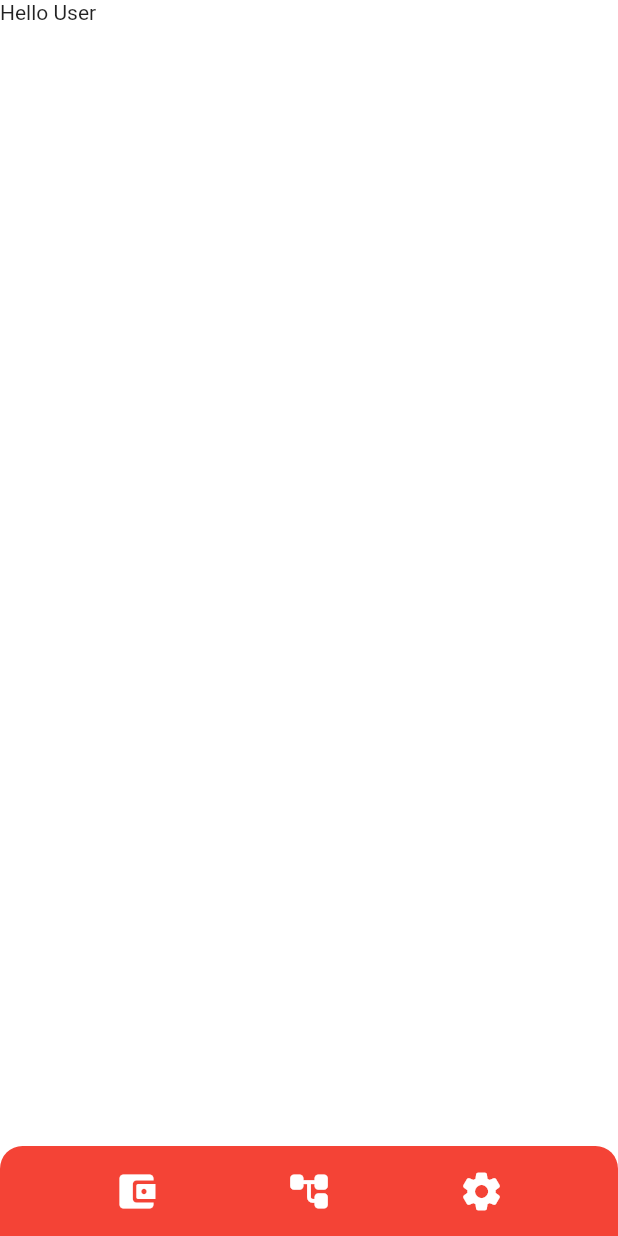
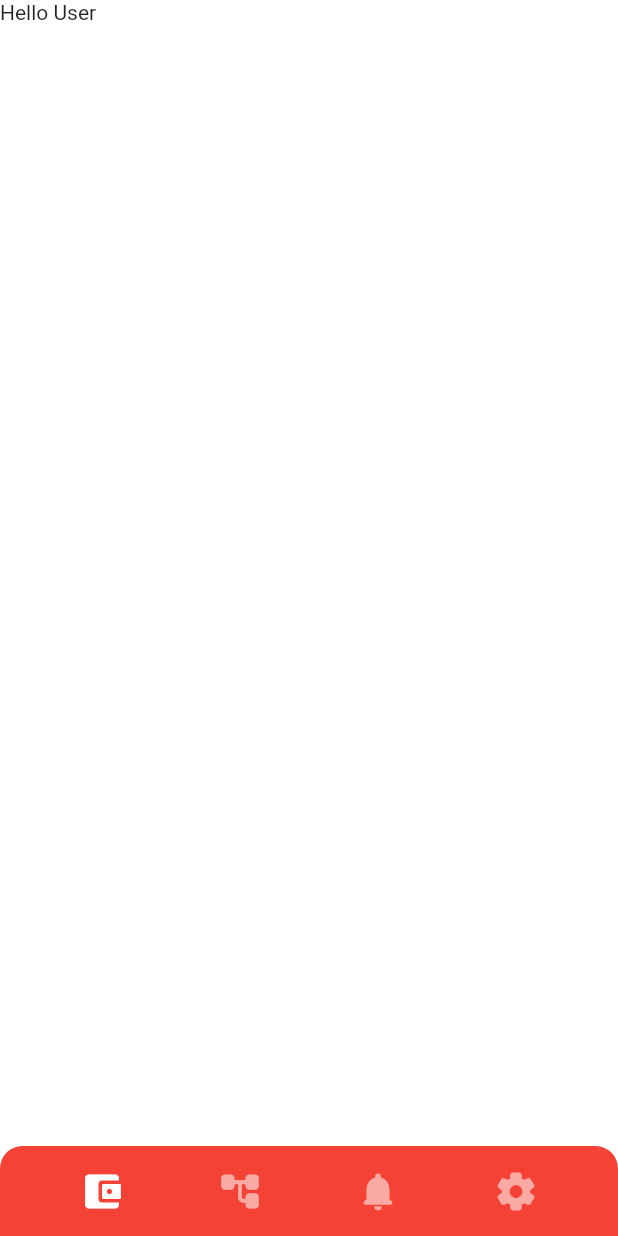
Before and after one commit to aexces/mong, a Flutter app: the screen it shows after launch, on a phone screen of 412 x 824 dp. Run offline on Flutter 3.47's test engine with Material 2 defaults, Android fonts, the phone set to English and light mode, and no system bars; our stand-ins replace auto_route, bloc, flutter_bloc, freezed_annotation, get_it, injectable.

Commit message:
navigation completed

```diff
--- a/lib/core/colors.dart
+++ b/lib/core/colors.dart
@@ -3,7 +3,8 @@ import 'package:flutter/material.dart';
 const kPrimaryColor = Colors.red;
 const kWhiteColor = Colors.white;
 const kBlackColor = Colors.black;
-const kLightBlack = Color(0xff0D0D0D);
+const kLightBlackColor = Color(0xff0D0D0D);
+const kLightWhiteColor = Colors.white54;
 final kBlackColorWithOpacity = Colors.black.withOpacity(0.5);
 const kGreyColor = Colors.grey;
 final kGreyColorWithOpacity = Colors.grey.withOpacity(0.5);
--- a/lib/presentation/pages/main/main_page.dart
+++ b/lib/presentation/pages/main/main_page.dart
@@ -1,6 +1,8 @@
 import 'package:flutter/material.dart';
 import 'package:mong/core/colors.dart';
 import 'package:mong/core/constants.dart';
+
+import 'widgets/custom_navigation.dart';
 
 class MainPage extends StatelessWidget {
   const MainPage({Key? key}) : super(key: key);
@@ -17,47 +19,7 @@ class MainPage extends StatelessWidget {
               ],
             ),
           ),
-          Positioned(
-            bottom: 0,
-            left: 0,
-            right: 0,
-            child: Container(
-              height: 60,
-              decoration: const BoxDecoration(
-                borderRadius: kRadiusTL15TR15,
-                color: kPrimaryColor,
-              ),
-              child: Row(
-                mainAxisAlignment: MainAxisAlignment.spaceEvenly,
-                children: [
-                  IconButton(
-                    onPressed: () {},
-                    iconSize: 30,
-                    icon: const Icon(
-                      Icons.account_balance_wallet_rounded,
-                      color: kWhiteColor,
-                    ),
-                  ),
-                  IconButton(
-                    onPressed: () {},
-                    iconSize: 30,
-                    icon: const Icon(
-                      Icons.account_tree_rounded,
-                      color: kWhiteColor,
-                    ),
-                  ),
-                  IconButton(
-                    onPressed: () {},
-                    iconSize: 30,
-                    icon: const Icon(
-                      Icons.settings_rounded,
-                      color: kWhiteColor,
-                    ),
-                  ),
-                ],
-              ),
-            ),
-          ),
+          const CustomNavigation(),
         ],
       ),
     );
--- /dev/null
+++ b/lib/presentation/pages/main/widgets/custom_navigation.dart
@@ -0,0 +1,77 @@
+import 'package:flutter/material.dart';
+import 'package:flutter_bloc/flutter_bloc.dart';
+import 'package:mong/application/main/main_cubit.dart';
+
+import '../../../../core/colors.dart';
+import '../../../../core/constants.dart';
+
+class CustomNavigation extends StatelessWidget {
+  const CustomNavigation({
+    Key? key,
+  }) : super(key: key);
+
+  @override
+  Widget build(BuildContext context) {
+    return Positioned(
+      bottom: 0,
+      left: 0,
+      right: 0,
+      child: Container(
+        height: 60,
+        decoration: const BoxDecoration(
+          borderRadius: kRadiusTL15TR15,
+          color: kPrimaryColor,
+        ),
+        child: BlocBuilder<MainCubit, MainState>(
+          builder: (context, state) {
+            return Row(
+              mainAxisAlignment: MainAxisAlignment.spaceEvenly,
+              children: [
+                IconButton(
+                  onPressed: () => context.read<MainCubit>().updateIndex(0),
+                  iconSize: 30,
+                  icon: Icon(
+                    Icons.account_balance_wallet_rounded,
+                    color: state.currentIndex == 0
+                        ? kWhiteColor
+                        : kLightWhiteColor,
+                  ),
+                ),
+                IconButton(
+                  onPressed: () => context.read<MainCubit>().updateIndex(1),
+                  iconSize: 30,
+                  icon: Icon(
+                    Icons.account_tree_rounded,
+                    color: state.currentIndex == 1
+                        ? kWhiteColor
+                        : kLightWhiteColor,
+                  ),
+                ),
+                IconButton(
+                  onPressed: () => context.read<MainCubit>().updateIndex(2),
+                  iconSize: 30,
+                  icon: Icon(
+                    Icons.notifications_rounded,
+                    color: state.currentIndex == 2
+                        ? kWhiteColor
+                        : kLightWhiteColor,
+                  ),
+                ),
+                IconButton(
+                  onPressed: () => context.read<MainCubit>().updateIndex(3),
+                  iconSize: 30,
+                  icon: Icon(
+                    Icons.settings_rounded,
+                    color: state.currentIndex == 3
+                        ? kWhiteColor
+                        : kLightWhiteColor,
+                  ),
+                ),
+              ],
+            );
+          },
+        ),
+      ),
+    );
+  }
+}
--- /dev/null
+++ b/lib/presentation/pages/settings/settings_page.dart
@@ -0,0 +1,14 @@
+import 'package:flutter/material.dart';
+
+class SettingsPage extends StatelessWidget {
+  const SettingsPage({Key? key}) : super(key: key);
+
+  @override
+  Widget build(BuildContext context) {
+    return ListView(
+      children: const [
+        Text('Settings'),
+      ],
+    );
+  }
+}
```
